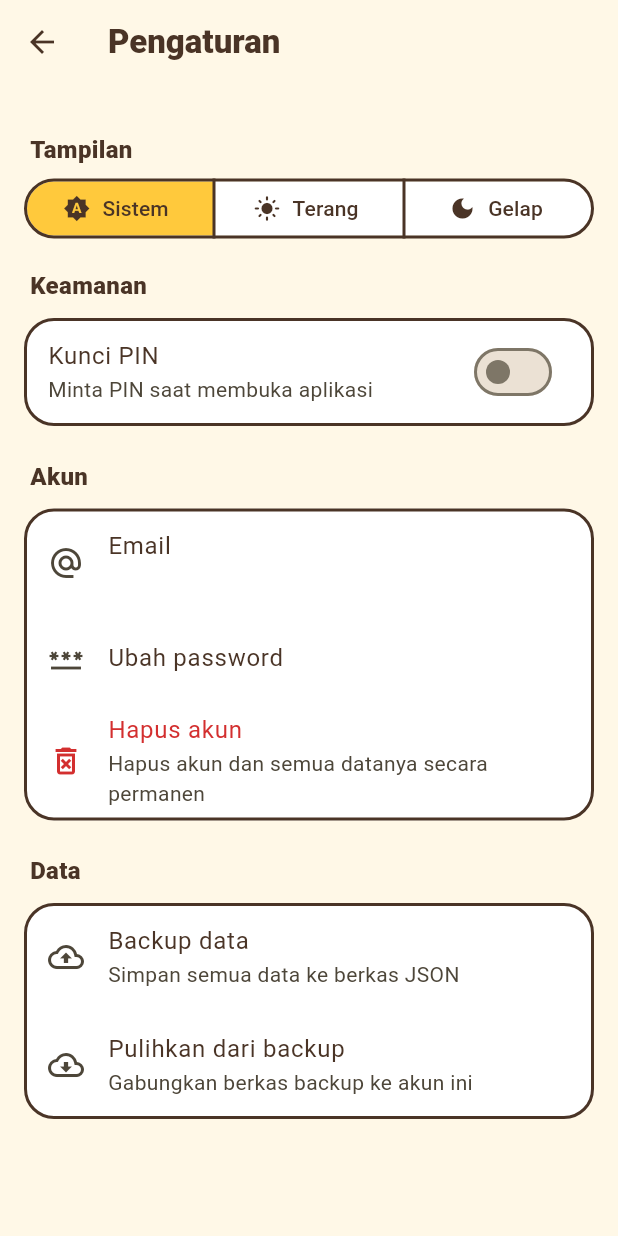
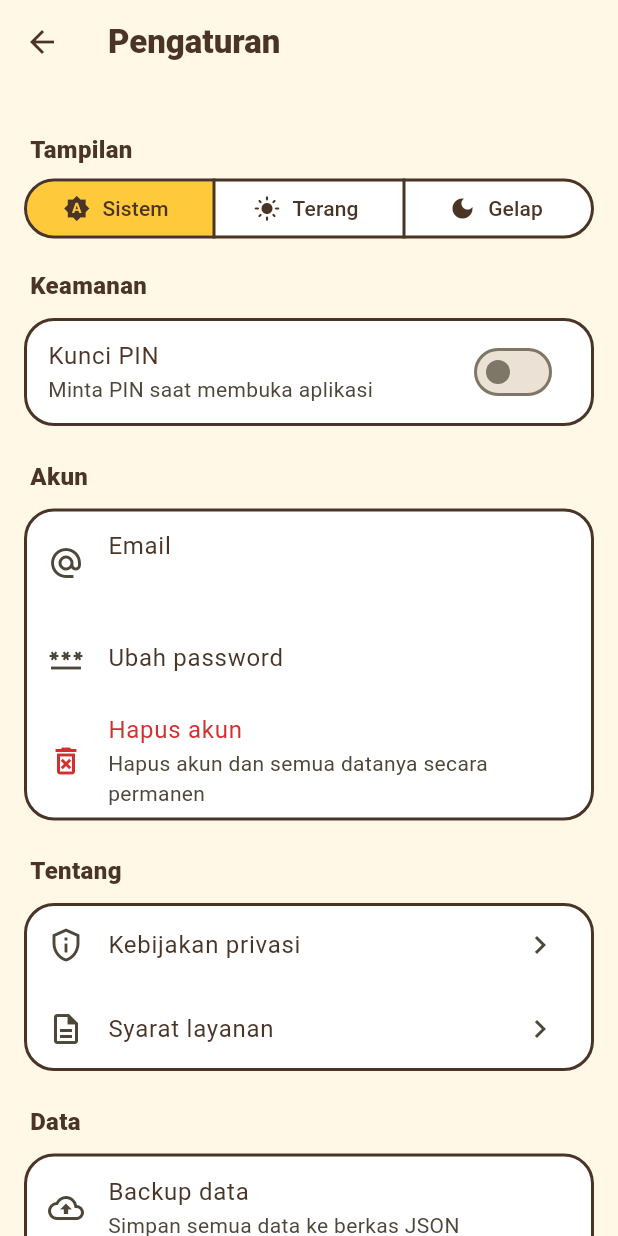
Before and after one commit to Bayu-Pasifik/cuanly, a Flutter app: the SettingsPage screen opened directly, on a phone screen of 412 x 824 dp. Run offline on Flutter 3.47's test engine with Material 3 defaults, Android fonts, the phone set to English and light mode, and no system bars; our stand-ins replace file_picker, fl_chart, flutter_local_notifications, flutter_secure_storage, image_picker, local_auth and 5 more; missing offline and left inert: google_mlkit_text_recognition; accounts and stored records are empty.

Commit message:
feat: onboarding, legal pages and shareable monthly summary
First-run walkthrough (skipped for already signed-in users), privacy policy and
terms of service under Pengaturan > Tentang, and a share button on Cuan Tracker
that sends a text summary of the month. Tests included.

Co-Authored-By: Claude Sonnet 5.5 <noreply@anthropic.com>

```diff
--- /dev/null
+++ b/lib/data/legal.dart
@@ -0,0 +1,54 @@
+/// In-app legal text. Written to match what the app actually does; have it reviewed before a public store release.
+typedef LegalSection = ({String heading, String body});
+
+const privacyPolicy = <LegalSection>[
+  (
+    heading: 'Data yang kami simpan',
+    body: 'Cuanly menyimpan email akunmu serta data keuangan yang kamu masukkan: dompet, transaksi, kategori, anggaran, '
+        'impian, utang, investasi, perjalanan, dan data usaha. Data ini disimpan di layanan basis data Supabase atas akunmu '
+        'dan hanya bisa dibaca oleh akunmu.',
+  ),
+  (
+    heading: 'Yang tetap di perangkatmu',
+    body: 'PIN, pengaturan tema, dan pengaturan struk disimpan di perangkat. PIN disimpan dalam bentuk hash terenkripsi dan tidak '
+        'pernah dikirim ke server. Teks struk yang dipindai dibaca langsung di perangkat; foto struk tidak diunggah.',
+  ),
+  (
+    heading: 'Mode pasangan',
+    body: 'Jika kamu menghubungkan akun dengan pasangan, kalian hanya saling melihat ringkasan bulanan (total pengeluaran, '
+        'pemasukan, dan kategori terbesar). Transaksi satu per satu tidak dibagikan. Kamu bisa mengakhiri kemitraan kapan saja.',
+  ),
+  (
+    heading: 'Berbagi dengan pihak lain',
+    body: 'Kami tidak menjual datamu dan tidak menampilkan iklan. Data hanya diproses oleh penyedia infrastruktur yang '
+        'menjalankan aplikasi ini. Berkas backup dan struk yang kamu bagikan lewat menu berbagi menjadi tanggung jawabmu.',
+  ),
+  (
+    heading: 'Hak dan kontrolmu',
+    body: 'Kamu dapat mengekspor datamu lewat Backup data atau ekspor CSV/PDF, mengubah password, dan menghapus akun beserta '
+        'seluruh datanya dari Pengaturan > Akun. Penghapusan bersifat permanen.',
+  ),
+];
+
+const termsOfService = <LegalSection>[
+  (
+    heading: 'Penggunaan aplikasi',
+    body: 'Cuanly adalah alat pencatatan dan perencanaan keuangan pribadi. Kamu bertanggung jawab atas keakuratan data yang '
+        'kamu masukkan dan atas keamanan akun serta PIN-mu.',
+  ),
+  (
+    heading: 'Bukan saran keuangan',
+    body: 'Insight, tips, artikel, dan rekomendasi alokasi investasi bersifat informasi umum. Semuanya bukan saran keuangan, '
+        'pajak, atau hukum. Keputusan keuanganmu sepenuhnya tanggung jawabmu.',
+  ),
+  (
+    heading: 'Ketersediaan dan perubahan',
+    body: 'Aplikasi diberikan apa adanya. Kami berupaya menjaganya tetap berjalan, tetapi tidak menjamin bebas gangguan atau '
+        'kesalahan. Buat backup berkala. Fitur dan ketentuan ini dapat berubah; perubahan penting akan diumumkan di rilis.',
+  ),
+  (
+    heading: 'Penghentian',
+    body: 'Kamu dapat berhenti memakai Cuanly dan menghapus akun kapan saja. Akun yang dipakai untuk menyalahgunakan layanan '
+        'dapat dibatasi.',
+  ),
+];
--- a/lib/data/settings.dart
+++ b/lib/data/settings.dart
@@ -19,12 +19,14 @@ class AppSettings {
   static const _kBio = 'biometric';
   static const _kPinHash = 'pin_hash';
   static const _kPinSalt = 'pin_salt';
+  static const _kOnboarded = 'onboarded';
 
   final themeMode = ValueNotifier<ThemeMode>(ThemeMode.system);
   final _secure = const FlutterSecureStorage();
   final _auth = LocalAuthentication();
 
   bool _hasPin = false;
+  bool onboarded = false;
   bool biometric = false;
   String? _hash, _salt;
 
@@ -34,6 +36,7 @@ class AppSettings {
     final p = await SharedPreferences.getInstance();
     themeMode.value = ThemeMode.values.firstWhere((m) => m.name == p.getString(_kTheme), orElse: () => ThemeMode.system);
     biometric = p.getBool(_kBio) ?? false;
+    onboarded = p.getBool(_kOnboarded) ?? false;
     try {
       _hash = await _secure.read(key: _kPinHash);
       _salt = await _secure.read(key: _kPinSalt);
@@ -42,6 +45,11 @@ class AppSettings {
     }
     _hasPin = _hash != null && _salt != null;
     if (!_hasPin) biometric = false;
+  }
+
+  Future<void> setOnboarded() async {
+    onboarded = true;
+    (await SharedPreferences.getInstance()).setBool(_kOnboarded, true);
   }
 
   Future<void> setThemeMode(ThemeMode m) async {
--- a/lib/ui/settings.dart
+++ b/lib/ui/settings.dart
@@ -11,8 +11,10 @@ import 'package:supabase_flutter/supabase_flutter.dart';
 import '../data/account.dart';
 import '../data/backup.dart';
 import '../data/repo.dart';
+import '../data/legal.dart';
 import '../data/settings.dart';
 import 'auth_gate.dart';
+import 'legal.dart';
 import 'lock.dart';
 
 class SettingsPage extends StatefulWidget {
@@ -305,6 +307,25 @@ class _SettingsPageState extends State<SettingsPage> {
             ),
           ]),
         ),
+        section('Tentang'),
+        Card(
+          child: Column(children: [
+            ListTile(
+              leading: const Icon(Icons.privacy_tip_outlined),
+              title: const Text('Kebijakan privasi'),
+              trailing: const Icon(Icons.chevron_right),
+              onTap: () => Navigator.push(
+                  context, MaterialPageRoute(builder: (_) => const LegalPage(title: 'Kebijakan privasi', sections: privacyPolicy))),
+            ),
+            ListTile(
+              leading: const Icon(Icons.description_outlined),
+              title: const Text('Syarat layanan'),
+              trailing: const Icon(Icons.chevron_right),
+              onTap: () => Navigator.push(
+                  context, MaterialPageRoute(builder: (_) => const LegalPage(title: 'Syarat layanan', sections: termsOfService))),
+            ),
+          ]),
+        ),
         section('Data'),
         Card(
           child: Column(children: [
```
Also changed, not shown: lib/data/tracker.dart (+18 -0 lines), lib/ui/auth_gate.dart (+14 -1 lines), lib/ui/legal.dart (added, +22 -0 lines), lib/ui/onboarding.dart (added, +122 -0 lines), lib/ui/tracker.dart (+11 -1 lines), 1 other file.
